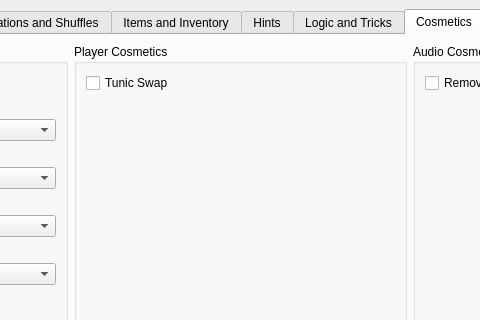
Qt form gui/ui/main.ui (mint-choc-chip-skyblade/sshd-rando) before a commit; both pictures show x 284 to 764 and y 0 to 320 of the 1387 by 845 pixel window.
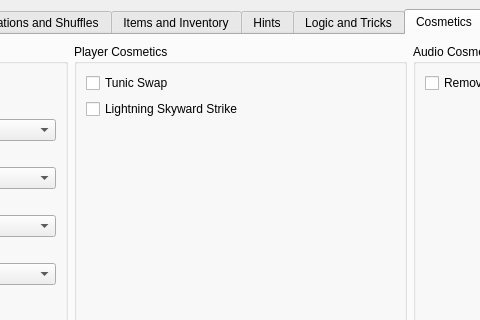
The same form after that commit. Custom widgets are drawn as their Qt base class.

Commit message: Add lightning skyward strike setting

What changed in the file:
```diff
--- a/gui/ui/main.ui
+++ b/gui/ui/main.ui
@@ -3064,6 +3064,13 @@
              </property>
             </widget>
            </item>
+           <item>
+            <widget class="RandoTriStateCheckBox" name="setting_lightning_skyward_strike">
+             <property name="text">
+              <string>Lightning Skyward Strike</string>
+             </property>
+            </widget>
+           </item>
            <item>
             <spacer name="player_cosmetics_vspacer">
              <property name="orientation">
```
Left out of the diff: 4 changed lines with no effect on the pictures. The commit also changes 4 other files.
